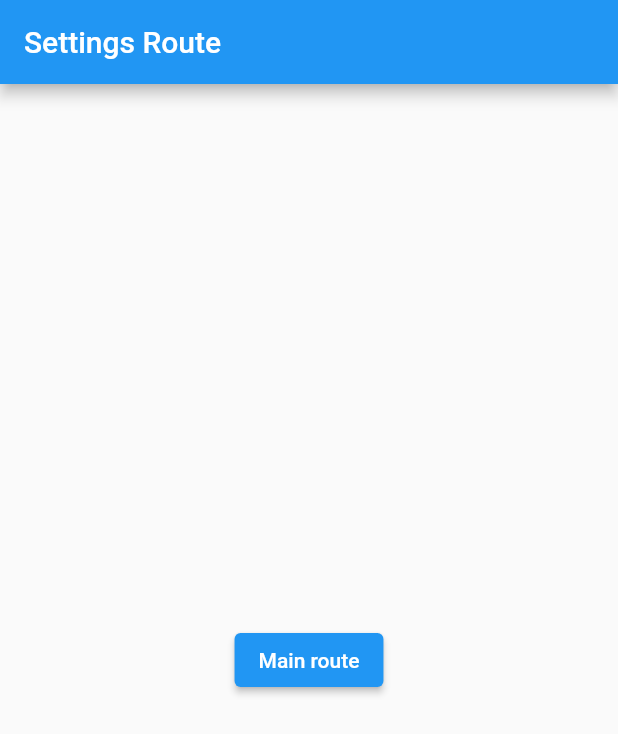
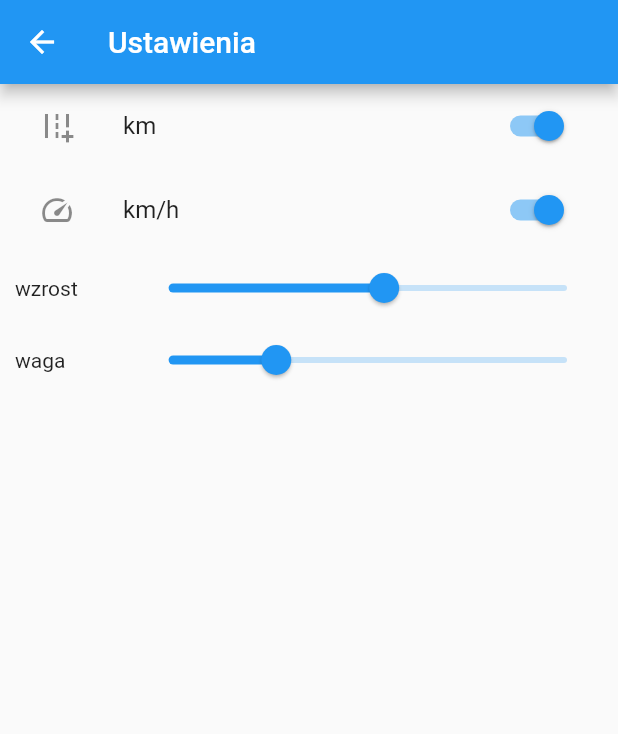
Before and after one commit to piotrnarecki/run4fun, a Flutter app: the MainRoute screen opened directly, after a tap on "Settings", on a phone screen of 412 x 824 dp. Shown: the top 734 px of the screen. Run offline on Flutter 3.47's test engine with Material 2 defaults, Android fonts, the phone set to English and light mode, and no system bars; our stand-ins replace cloud_firestore, firebase_auth, firebase_core, geolocator, google_fonts, shared_preferences; accounts and stored records are empty.

Commit message:
dodano layout w settings_route.dart

```diff
--- a/lib/settings_route.dart
+++ b/lib/settings_route.dart
@@ -1,38 +1,202 @@
 import 'package:flutter/material.dart';
-import 'login_route.dart';
-import 'main.dart';
-
-import 'settings_route.dart';
-import 'training_route.dart';
+import 'package:shared_preferences/shared_preferences.dart';
+import 'dart:core';
+import 'dart:async';
 
 
 // W TEJ KLASIE BEDZA USTAWIANE TAKIE PARAMETRY UZYTKOWNIKA JAK MASA CZY WZROST (MASA POTRZEBNA DO WYLICZNENIA SPALONYCH KALORI)
 
+class SettingsRoute extends StatefulWidget {
+  @override
+  State<StatefulWidget> createState() {
+    return SettingsState();
+  }
+}
+
+class SettingsState extends State<SettingsRoute> {
+  bool metricDistanse = true;
+  var distanceUnits = "km";
+
+  bool metricSpeed = true;
+  var speedUnits = "km/h";
+
+  // bool metricWeight = true;
+  // var weightUnits = "kg";
+  //
+  // bool metricHeight = true;
+  // var heightUnits = "m, cm";
+
+  double weightSliderValue = 70;
+  double heightSliderValue = 175;
+
+  // var minWeight;
+  // var maxWeight;
+  //
+  // var minHeight;
+  // var maxHeight;
+
+  void changeDistanceSettings(bool metricDistanse) {
+    if (metricDistanse == true) {
+      distanceUnits = "km";
+    } else {
+      distanceUnits = "mi";
+    }
+
+    setState(() {
+      distanceUnits = distanceUnits;
+    });
+  }
+
+  void changeSpeedSettings(bool metricSpeed) {
+    if (metricSpeed == true) {
+      speedUnits = "km/h";
+    } else {
+      speedUnits = "mi/h";
+    }
+
+    setState(() {
+      speedUnits = speedUnits;
+    });
+  }
+
+  // void changeWeightSettings(bool metricWeight) {
+  //   if (metricWeight == true) {
+  //     weightUnits = "kg";
+  //   } else {
+  //     weightUnits = "lb";
+  //   }
+  //
+  //   setState(() {
+  //     weightUnits = weightUnits;
+  //   });
+  // }
+  //
+  // void changeHeightSettings(bool metricHeight) {
+  //   if (metricHeight == true) {
+  //     heightUnits = "m, cm";
+  //   } else {
+  //     heightUnits = "ft, inch";
+  //   }
+  //
+  //   setState(() {
+  //     heightUnits = heightUnits;
+  //   });
+  // }
+
+  Future<void> saveSettings(bool metricDistanse, bool metricSpeed, double height, double weight) async {
+
+
+    final prefs = await SharedPreferences.getInstance();
 
 
 
 
-class SettingsRoute extends StatelessWidget {
+  }
+
   @override
   Widget build(BuildContext context) {
-    return MaterialApp(
-        debugShowCheckedModeBanner: false,
-        title: 'Location Example',
-        theme: ThemeData.light(),
-        home: Scaffold(
-          appBar: AppBar(
-            title: Text('Settings Route'),
-          ),
-          body: Center(
-            child: ElevatedButton(
-              child: Text('Main route'),
-              onPressed: () {
-                Navigator.push(
-                  context,
-                  MaterialPageRoute(builder: (context) => (LoginRoute())),
-                );
-              },
-            ),
+    return Scaffold(
+        appBar: AppBar(
+          title: Text('Ustawienia'),
+        ),
+        body: Center(
+          child: ListView(
+            padding: EdgeInsets.only(left: 10, right: 10),
+            children: [
+              SwitchListTile(
+                title: Text("$distanceUnits"),
+                value: metricDistanse,
+                onChanged: (bool value) {
+                  setState(() {
+                    metricDistanse = value;
+                    changeDistanceSettings(metricDistanse);
+                  });
+                },
+                secondary: const Icon(Icons.add_road),
+                // secondary: const Text("odległość "),
+              ),
+              SwitchListTile(
+                title: Text("$speedUnits"),
+                value: metricSpeed,
+                onChanged: (bool value) {
+                  setState(() {
+                    metricSpeed = value;
+                    changeSpeedSettings(metricSpeed);
+                  });
+                },
+                secondary: const Icon(Icons.speed),
+                // secondary: const Text("prędkość "),
+              ),
+              // SwitchListTile(
+              //   title: Text("$weightUnits"),
+              //   value: metricWeight,
+              //   onChanged: (bool value) {
+              //     setState(() {
+              //       metricWeight = value;
+              //       changeWeightSettings(metricWeight);
+              //     });
+              //   },
+              //   secondary: const Icon(Icons.approval), // zmienic
+              //   // secondary: const Text("masa        "),
+              // ),
+              // SwitchListTile(
+              //   title: Text("$heightUnits"),
+              //   value: metricHeight,
+              //   onChanged: (bool value) {
+              //     setState(() {
+              //       metricHeight = value;
+              //       changeHeightSettings(metricHeight);
+              //     });
+              //   },
+              //   secondary: const Icon(Icons.accessibility),
+              //   // secondary: const Text("wzrost       "),
+              // ),
+
+              Row(
+                mainAxisAlignment: MainAxisAlignment.center,
+                children: [
+                  Expanded(flex: 2, child: Text("wzrost")),
+                  Expanded(
+                      flex: 8,
+                      child: Slider(
+                        // wzrost
+                        value: heightSliderValue,
+                        min: 110,
+                        max: 230,
+                        divisions: 120,
+                        label: heightSliderValue.round().toString(),
+                        onChanged: (double value) {
+                          setState(() {
+                            heightSliderValue = value;
+                          });
+                        },
+                      )),
+                ],
+              ),
+
+              Row(
+                mainAxisAlignment: MainAxisAlignment.center,
+                children: [
+                  Expanded(flex: 2, child: Text("waga")),
+                  Expanded(
+                      flex: 8,
+                      child: Slider(
+                        // masa w kg
+
+                        value: weightSliderValue,
+                        min: 30,
+                        max: 180,
+                        divisions: 150,
+                        label: weightSliderValue.round().toString(),
+                        onChanged: (double value) {
+                          setState(() {
+                            weightSliderValue = value;
+                          });
+                        },
+                      ))
+                ],
+              ),
+            ],
           ),
         ));
   }
--- a/pubspec.yaml
+++ b/pubspec.yaml
@@ -50,6 +50,8 @@ dependencies:
 #  http_parser:
 #  http:
 
+#shared_preferences: '>=0.5.12+4 <2.0.0'
+  shared_preferences: 2.0.6
 
 
 
```
Also changed, not shown: lib/after_training_route.dart (+24 -9 lines), lib/trainingModel.dart (+4 -8 lines), lib/training_route.dart (+21 -17 lines), lib/training_summary.dart (+5 -5 lines), pubspec.lock.
